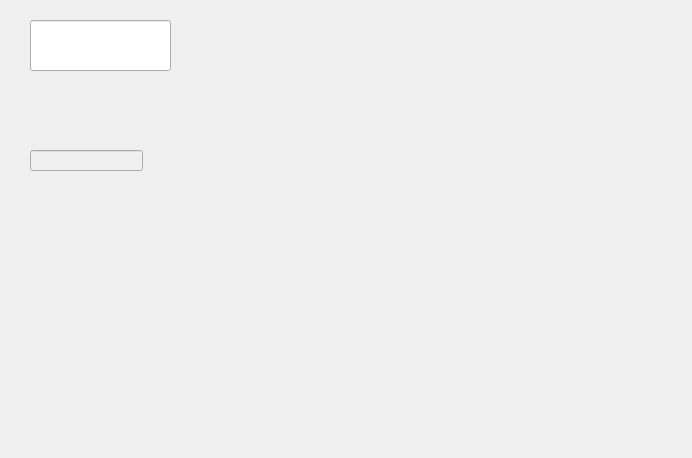
Before: the Qt Designer form examples/jwidgets/test_stylesheet.ui in iclosure/jsmartkits, drawn with Qt 5.
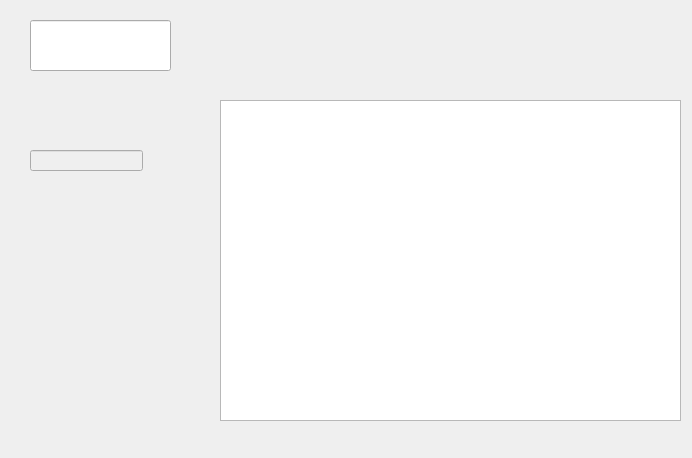
After: the same form once the commit is applied.

```diff
--- a/examples/jwidgets/test_stylesheet.ui
+++ b/examples/jwidgets/test_stylesheet.ui
@@ -36,6 +36,16 @@
     </rect>
    </property>
   </widget>
+  <widget class="QTableWidget" name="tableWidget">
+   <property name="geometry">
+    <rect>
+     <x>220</x>
+     <y>100</y>
+     <width>461</width>
+     <height>321</height>
+    </rect>
+   </property>
+  </widget>
  </widget>
  <resources/>
  <connections/>
```
